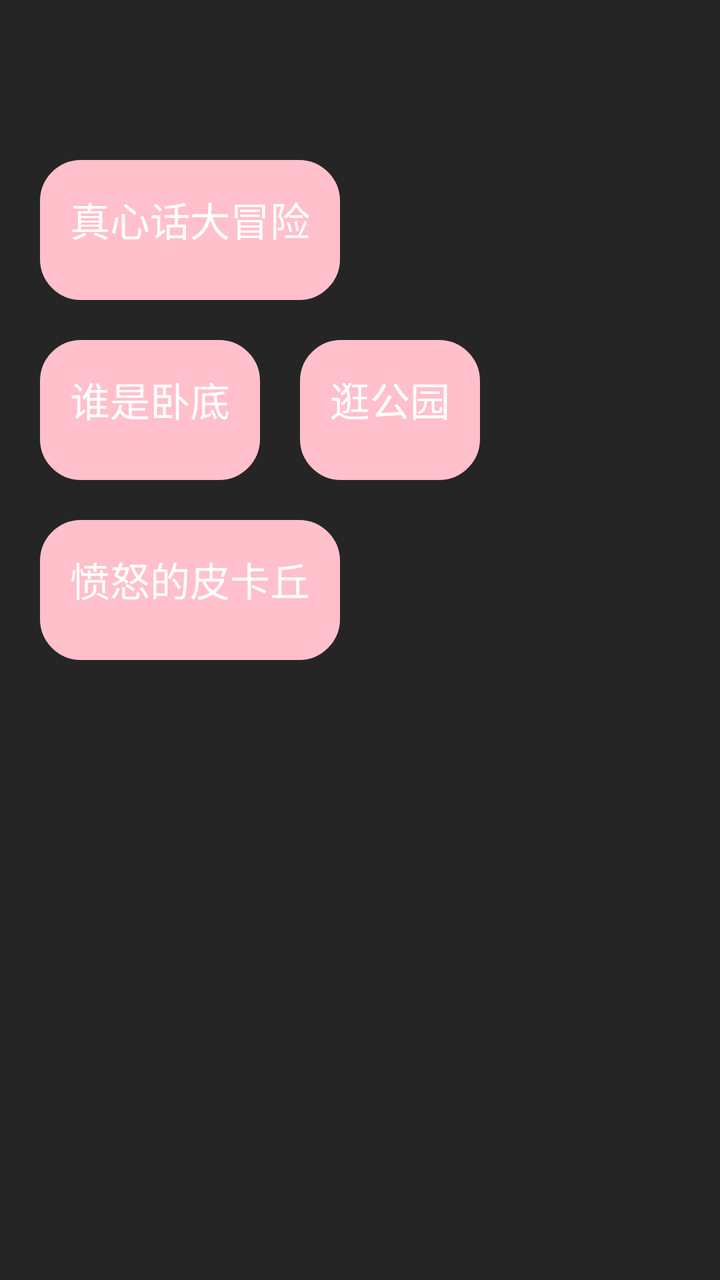
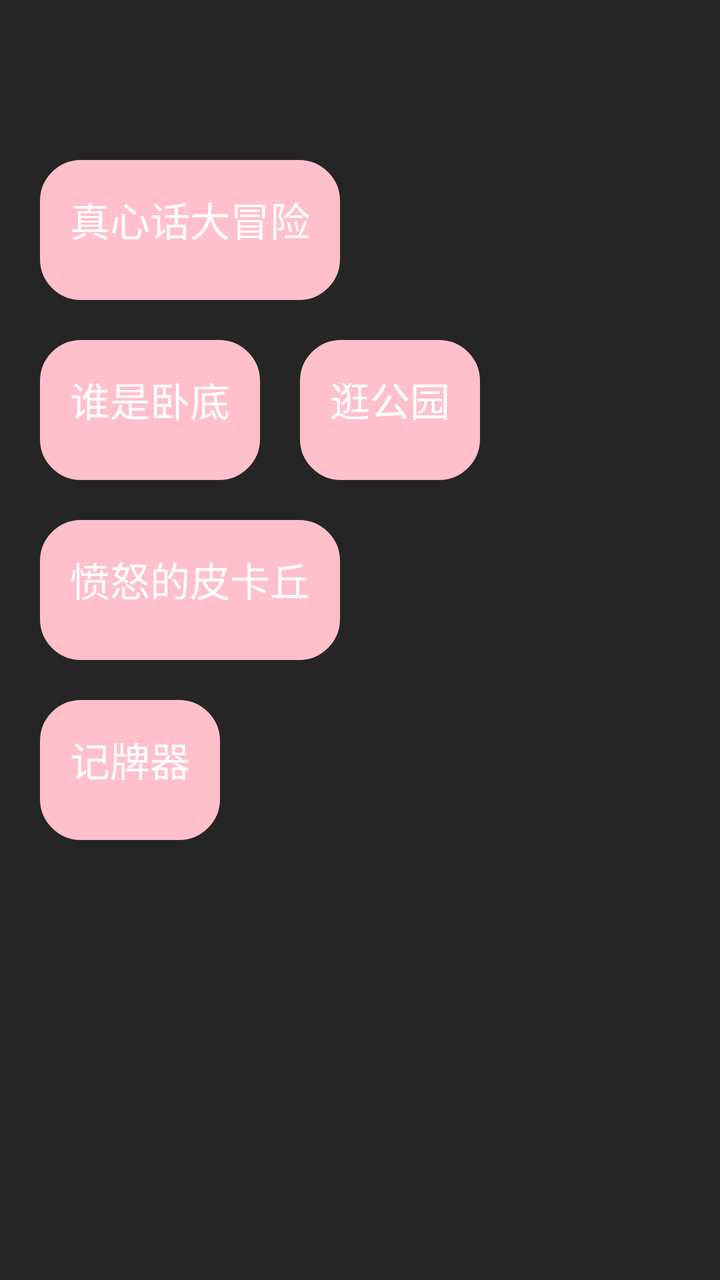

The first picture is an Android layout as it rendered before a commit; the second is the same layout after the commit. The layout source and the unified diff follow.
<!-- AndroidManifest.xml: application theme AppTheme -->
<!-- res/layout/activity_main.xml -->
<?xml version="1.0" encoding="utf-8"?>
<layout xmlns:android="http://schemas.android.com/apk/res/android"
    xmlns:app="http://schemas.android.com/apk/res-auto"
    xmlns:binding="http://schemas.android.com/apk/res-auto"
    xmlns:tools="http://schemas.android.com/tools">

    <data>

        <variable
            name="viewModel"
            type="com.xxx.games.MainViewModel" />
    </data>

    <RelativeLayout
        android:layout_width="match_parent"
        android:layout_height="match_parent"
        android:background="#252525"
        tools:context=".MainActivity">

        <Button
            android:id="@+id/btn_game1"
            android:layout_width="wrap_content"
            android:layout_height="70dp"
            android:layout_marginLeft="20dp"
            android:layout_marginTop="80dp"
            android:background="@drawable/btn_pink_sx"
            android:padding="15dp"
            android:text="真心话大冒险"
            android:textColor="@color/white"
            android:textSize="20sp" />

        <Button
            android:id="@+id/btn_game2"
            android:layout_width="wrap_content"
            android:layout_height="70dp"
            android:layout_marginTop="20dp"
            android:layout_below="@id/btn_game3"
            android:layout_marginLeft="20dp"
            android:background="@drawable/btn_pink_sx"
            android:padding="15dp"
            android:text="愤怒的皮卡丘"
            android:textColor="@color/white"
            android:textSize="20sp" />

        <Button
            android:id="@+id/btn_game3"
            android:layout_width="wrap_content"
            android:layout_height="70dp"
            android:layout_below="@id/btn_game1"
            android:layout_marginLeft="20dp"
            android:layout_marginTop="20dp"
            android:background="@drawable/btn_pink_sx"
            android:padding="15dp"
            android:text="谁是卧底"
            android:textColor="@color/white"
            android:textSize="20sp" />

        <Button
            android:id="@+id/btn_game4"
            android:layout_width="wrap_content"
            android:layout_height="70dp"
            android:layout_toRightOf="@id/btn_game3"
            android:layout_below="@id/btn_game1"
            android:layout_marginLeft="20dp"
            android:layout_marginTop="20dp"
            android:background="@drawable/btn_pink_sx"
            android:padding="15dp"
            android:text="逛公园"
            android:textColor="@color/white"
            android:textSize="20sp" />

    </RelativeLayout>
</layout>
<!-- resources referenced by this layout -->
<resources>
  <color name="white">#FFFFFFFF</color>
  <!-- drawable btn_pink_sx (drawable) -->
  <?xml version="1.0" encoding="utf-8"?>
  <shape xmlns:android="http://schemas.android.com/apk/res/android">
      <corners android:radius="20dp" />
      
      <stroke
          android:width="1dp"
          android:color="#FFC0CB" />
  
      
      <solid android:color="#FFC0CB" />
  </shape>
  <style name="AppTheme" parent="QMUI.Compat.NoActionBar">
          
          <item name="colorPrimary">@color/colorPrimary</item>
          <item name="colorPrimaryDark">@color/colorPrimaryDark</item>
          <item name="colorAccent">@color/colorAccent</item>
      </style>
  <color name="colorPrimary">#008577</color>
  <color name="colorPrimaryDark">#00574B</color>
  <color name="colorAccent">#D81B60</color>
</resources>

<!-- the commit's change to res/layout/activity_main.xml (unified diff, before → after) -->
@@ -43,6 +43,19 @@
             android:textSize="20sp" />
 
         <Button
+            android:id="@+id/btn_game5"
+            android:layout_width="wrap_content"
+            android:layout_height="70dp"
+            android:layout_marginTop="20dp"
+            android:layout_below="@id/btn_game2"
+            android:layout_marginLeft="20dp"
+            android:background="@drawable/btn_pink_sx"
+            android:padding="15dp"
+            android:text="记牌器"
+            android:textColor="@color/white"
+            android:textSize="20sp" />
+
+        <Button
             android:id="@+id/btn_game3"
             android:layout_width="wrap_content"
             android:layout_height="70dp"
